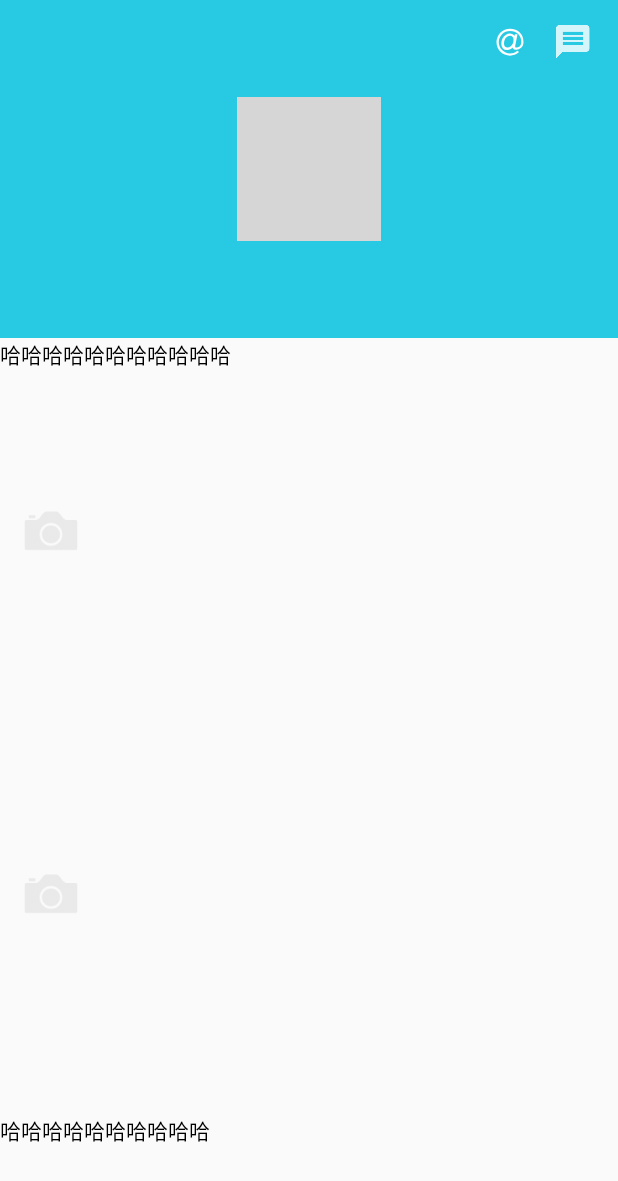
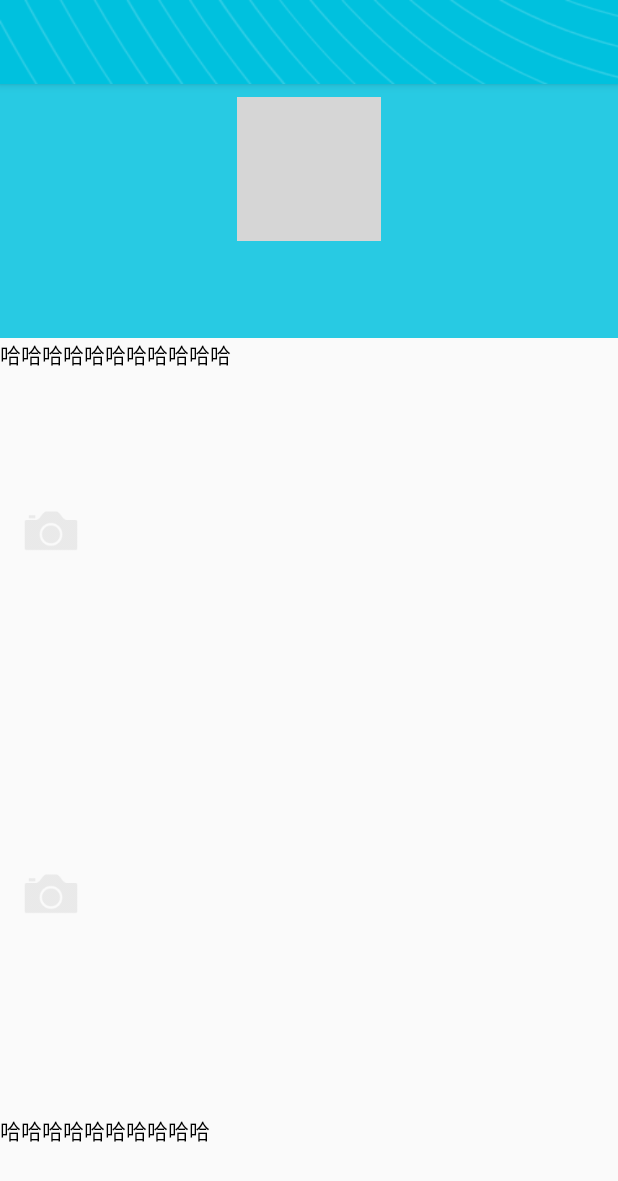
Before and after one commit to kelefun/keleFanfou, an Android app: the layout fragment_menu_child.xml on its own in the app's theme, with its tools: preview values and no code run, on a phone screen of 412 x 824 dp. Shown: the top 1181 px of the screen. Run offline under Robolectric (Android 15) with nearby library versions, the phone set to English and light mode, and no system bars; network calls fail; grey boxes are pictures that could not be loaded.

Commit message:
fix error
Signed-off-by: liukaiyang <liukaiyang@souche.com>

```diff
--- a/app/src/main/java/com/funstill/kelefun/ui/other/UserHomeActivity.java
+++ b/app/src/main/java/com/funstill/kelefun/ui/other/UserHomeActivity.java
@@ -44,7 +44,6 @@ public class UserHomeActivity extends AppCompatActivity {
     private ImageView profileBackgroundImage;
     private ImageView profileImage;
     private ImageView attention;//关注
-    private ImageView statusMention;//
     private ImageView directMessage;//私信
     private static final int ALPHA=32;//透明度
     public static final String USER_ID = "user_id";
@@ -88,7 +87,6 @@ public class UserHomeActivity extends AppCompatActivity {
         statusesCount = (TextView) findViewById(R.id.statuses_count);
         profileImage = (ImageView) findViewById(R.id.profile_image);
         attention = (ImageView) findViewById(R.id.attention);
-        statusMention = (ImageView) findViewById(R.id.status_mention);
         directMessage = (ImageView) findViewById(R.id.direct_message);
         profileBackgroundImage = (ImageView) findViewById(R.id.profile_background_image);
         mCollapsingToolbarLayout.setLayoutMode(CollapsingToolbarLayout.FOCUSABLES_TOUCH_MODE);
--- a/app/src/main/java/com/funstill/kelefun/ui/send/SendStatusFragmentChild.java
+++ b/app/src/main/java/com/funstill/kelefun/ui/send/SendStatusFragmentChild.java
@@ -192,7 +192,7 @@ public class SendStatusFragmentChild extends BaseBackFragment {
                 if (response.code() == 200) {
                     //清除页面已填数据
                     editText.setText("");
-                    rvResultPhoto.setWillNotDraw(true);
+                    rvResultPhoto.setImageDrawable(null);
                     ToastUtil.showToast(_mActivity, "发布消息成功");
                 } else {
                     ToastUtil.showToast(_mActivity, "发布消息失败\n" + response.message());
--- a/app/src/main/res/layout/fragment_menu_child.xml
+++ b/app/src/main/res/layout/fragment_menu_child.xml
@@ -22,30 +22,7 @@
                 app:layout_scrollFlags="scroll|exitUntilCollapsed"
                 app:titleEnabled="true">
 
-                <android.support.v7.widget.Toolbar
-                    android:id="@+id/toolbar"
-                    android:layout_width="match_parent"
-                    android:layout_height="?attr/actionBarSize"
-                    app:layout_collapseMode="pin"
-                    app:popupTheme="@style/PopupOverlay">
-
-                    <ImageView
-                        android:id="@+id/direct_message"
-                        android:layout_width="wrap_content"
-                        android:layout_height="wrap_content"
-                        android:layout_gravity="right"
-                        android:layout_marginRight="@dimen/icon_distance"
-                        android:src="@drawable/ic_action_message" />
-
-                    <ImageView
-                        android:id="@+id/status_mention"
-                        android:layout_width="wrap_content"
-                        android:layout_height="wrap_content"
-                        android:layout_gravity="right"
-                        android:layout_marginRight="@dimen/icon_distance"
-                        android:src="@drawable/ic_at_white" />
-                </android.support.v7.widget.Toolbar>
-
+                <include layout="@layout/toolbar" />
                 <LinearLayout
                     android:layout_width="match_parent"
                     android:layout_height="225dp"
--- a/app/src/main/res/layout/fragment_send_status_child.xml
+++ b/app/src/main/res/layout/fragment_send_status_child.xml
@@ -39,7 +39,7 @@
             android:id="@+id/rvResultPhoto"
             android:layout_marginTop="140dp"
             android:layout_width="60dp"
-            android:background="@drawable/ic_action_camera"
+            android:background="@mipmap/ic_camera"
             android:layout_height="60dp"
             android:layout_below="@+id/rl_text"/>
     </RelativeLayout>
```
Also changed, not shown: app/build.gradle (+4 -5 lines).
